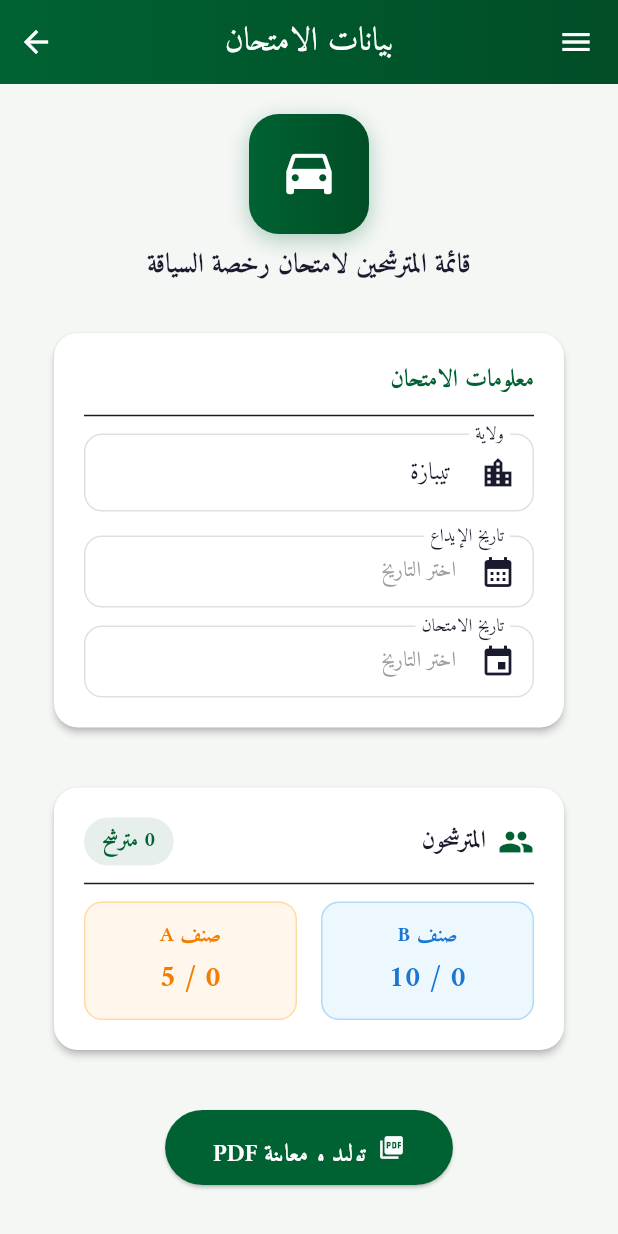
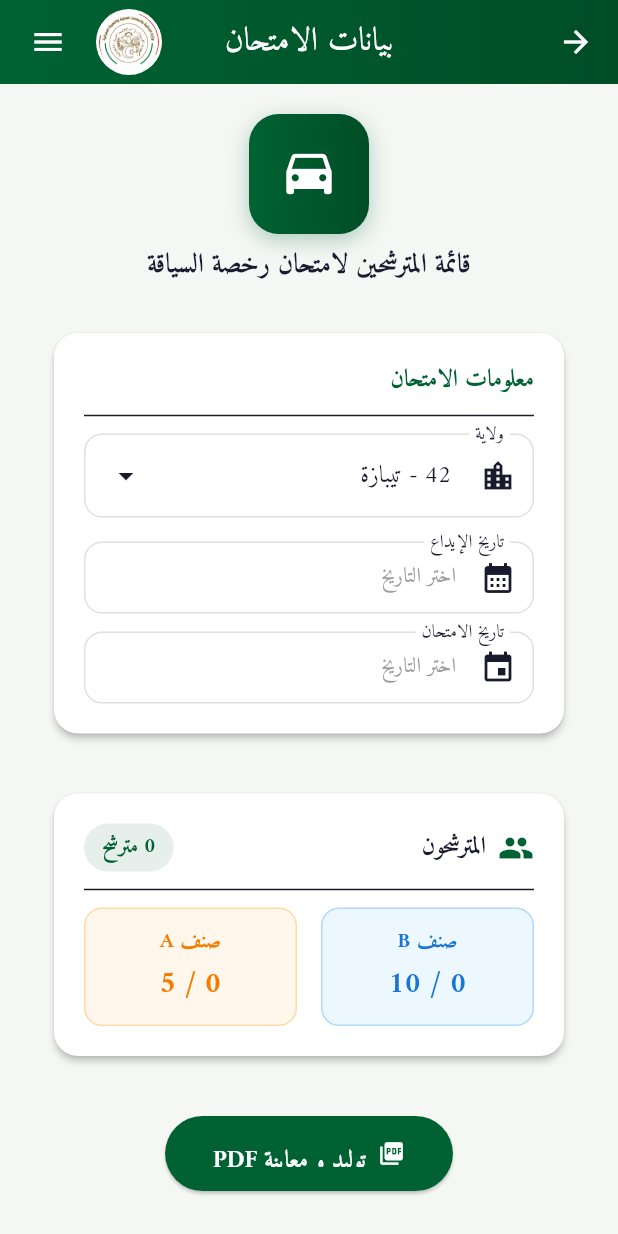
Before and after one commit to innasb/permis, a Flutter app: the HeaderScreen screen opened by its route, on a phone screen of 412 x 824 dp. Run offline on Flutter 3.47's test engine with Material 3 defaults, Android fonts, the phone set to English and light mode, and no system bars; our stand-ins replace flutter_bloc, hive_ce, hive_ce_flutter, pdf, printing; accounts and stored records are empty.

Commit message:
feat: implement candidate management screens and PDF preview functionality with supporting assets and constants

```diff
--- a/lib/core/constants/app_constants.dart
+++ b/lib/core/constants/app_constants.dart
@@ -3,7 +3,7 @@ class AppConstants {
 
   static const int maxCandidatesB = 10;
   static const int maxCandidatesA = 5;
-  static const String defaultWilaya = 'تيبازة';
+  static const String defaultWilaya = '42 - تيبازة';
 
   static const List<String> examTypes = [
     'قانون المرور',
@@ -11,5 +11,14 @@ class AppConstants {
     'سياقة',
   ];
 
+  static const List<String> algerianWilayas = [
+    '01 - أدرار', '02 - الشلف', '03 - الأغواط', '04 - أم البواقي', '05 - باتنة', '06 - بجاية', '07 - بسكرة', '08 - بشار', '09 - البليدة', '10 - البويرة',
+    '11 - تمنراست', '12 - تبسة', '13 - تلمسان', '14 - تيارت', '15 - تيزي وزو', '16 - الجزائر', '17 - الجلفة', '18 - جيجل', '19 - سطيف', '20 - سعيدة',
+    '21 - سكيكدة', '22 - سيدي بلعباس', '23 - عنابة', '24 - قالمة', '25 - قسنطينة', '26 - المدية', '27 - مستغانم', '28 - المسيلة', '29 - معسكر', '30 - ورقلة',
+    '31 - وهران', '32 - البيض', '33 - إليزي', '34 - برج بوعريريج', '35 - بومرداس', '36 - الطارف', '37 - تندوف', '38 - تيسمسيلت', '39 - الوادي', '40 - خنشلة',
+    '41 - سوق أهراس', '42 - تيبازة', '43 - ميلة', '44 - عين الدفلى', '45 - النعامة', '46 - عين تموشنت', '47 - غرداية', '48 - غليزان',
+    '49 - تيميمون', '50 - برج باجي مختار', '51 - أولاد جلال', '52 - بني عباس', '53 - إن صالح', '54 - إن قزام', '55 - تقرت', '56 - جانت', '57 - المغير', '58 - المنيعة'
+  ];
+
   static const String reportsBoxName = 'reports';
 }
--- a/lib/features/session/presentation/screens/header_screen.dart
+++ b/lib/features/session/presentation/screens/header_screen.dart
@@ -135,6 +135,11 @@ class _HeaderScreenState extends State<HeaderScreen>
   Widget build(BuildContext context) {
     return Scaffold(
       appBar: AppBar(
+        leading: IconButton(
+          icon: const Icon(Icons.arrow_back),
+          tooltip: 'العودة',
+          onPressed: () => Navigator.of(context).pop(),
+        ),
         title: const Text('بيانات الامتحان'),
         flexibleSpace: Container(
           decoration: const BoxDecoration(
@@ -144,14 +149,41 @@ class _HeaderScreenState extends State<HeaderScreen>
           ),
         ),
         actions: [
-          IconButton(
-            icon: const Icon(Icons.arrow_forward),
-            tooltip: 'العودة',
-            onPressed: () => Navigator.of(context).pop(),
+          Padding(
+            padding: const EdgeInsets.symmetric(horizontal: 8.0),
+            child: Center(
+              child: Container(
+                width: 44,
+                height: 44,
+                decoration: const BoxDecoration(
+                  color: Colors.white,
+                  shape: BoxShape.circle,
+                ),
+                child: Padding(
+                  padding: const EdgeInsets.all(2.0),
+                  child: ClipOval(
+                    child: Image.asset(
+                      'assets/images/logo.png',
+                      fit: BoxFit.contain,
+                    ),
+                  ),
+                ),
+              ),
+            ),
           ),
+          Builder(
+            builder: (context) {
+              return IconButton(
+                icon: const Icon(Icons.menu),
+                tooltip: 'القائمة',
+                onPressed: () => Scaffold.of(context).openEndDrawer(),
+              );
+            },
+          ),
+          const SizedBox(width: 8),
         ],
       ),
-      drawer: const SessionDrawer(),
+      endDrawer: const SessionDrawer(),
       body: FadeTransition(
         opacity: _fadeAnim,
         child: BlocBuilder<ReportCubit, ReportState>(
@@ -209,14 +241,36 @@ class _HeaderScreenState extends State<HeaderScreen>
                           const Divider(height: 24),
 
                           // Wilaya
-                          TextFormField(
-                            controller: _wilayaController,
-                            decoration: const InputDecoration(
-                              labelText: 'ولاية',
-                              prefixIcon: Icon(Icons.location_city),
-                            ),
-                            onChanged: (v) =>
-                                context.read<ReportCubit>().updateWilaya(v),
+                          LayoutBuilder(
+                            builder: (context, constraints) {
+                              return DropdownMenu<String>(
+                                width: constraints.maxWidth,
+                                menuHeight: 300,
+                                initialSelection: AppConstants.algerianWilayas.contains(state.wilaya)
+                                    ? state.wilaya
+                                    : null,
+                                controller: _wilayaController,
+                                enableFilter: true,
+                                enableSearch: true,
+                                requestFocusOnTap: true,
+                                label: const Text('ولاية'),
+                                leadingIcon: const Icon(Icons.location_city),
+                                onSelected: (String? v) {
+                                  if (v != null) {
+                                    _wilayaController.text = v;
+                                    context.read<ReportCubit>().updateWilaya(v);
+                                  }
+                                },
+                                dropdownMenuEntries: AppConstants.algerianWilayas
+                                    .map<DropdownMenuEntry<String>>(
+                                      (String wilaya) => DropdownMenuEntry<String>(
+                                        value: wilaya,
+                                        label: wilaya,
+                                      ),
+                                    )
+                                    .toList(),
+                              );
+                            },
                           ),
                           const SizedBox(height: 16),
 
--- a/pubspec.yaml
+++ b/pubspec.yaml
@@ -42,6 +42,7 @@ flutter:
 
   assets:
     - assets/fonts/
+    - assets/images/
 
   fonts:
     - family: Amiri
```
Also changed, not shown: lib/features/pdf/presentation/screens/pdf_preview_screen.dart (+24 -0 lines), lib/features/session/presentation/screens/candidates_screen.dart (+36 -1 lines), assets/images/logo.jpg (added), assets/images/logo.png (added), 1 other file.
